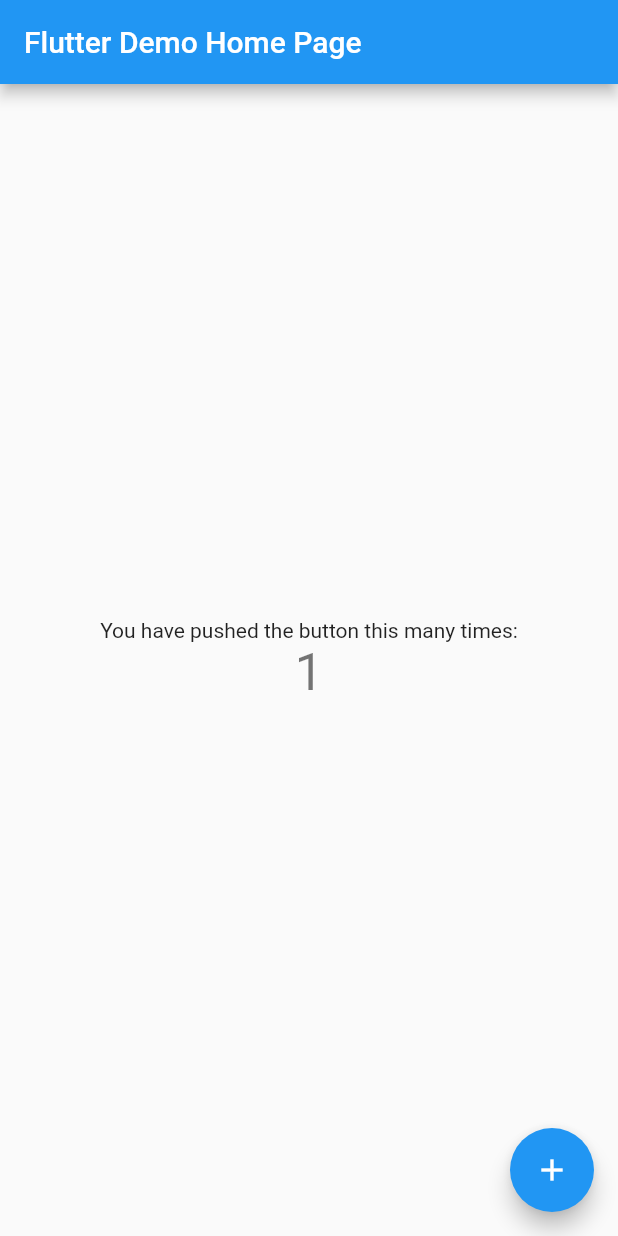
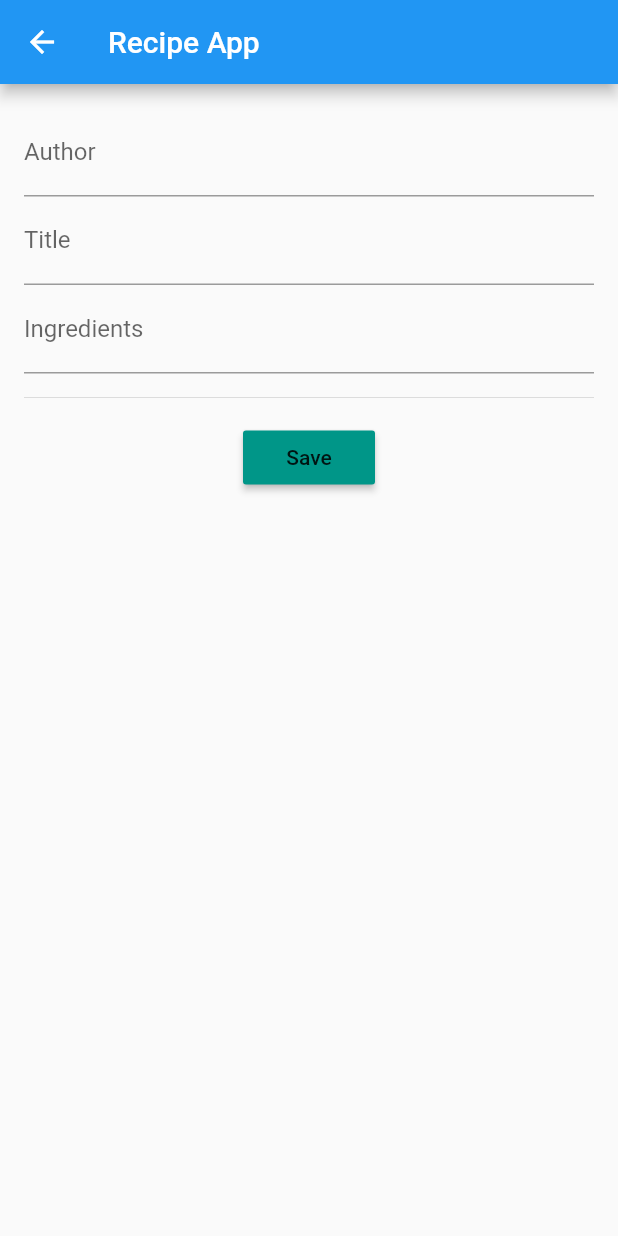
Before and after one commit to hngi/Team_Titans_MobileDev, a Flutter app: the screen it shows after launch, after a tap on the "add" icon, on a phone screen of 412 x 824 dp. Run offline on Flutter 3.47's test engine with Material 2 defaults, Android fonts, the phone set to English and light mode, and no system bars.

Commit message:
Added blue print

```diff
--- a/lib/main.dart
+++ b/lib/main.dart
@@ -1,4 +1,9 @@
 import 'package:flutter/material.dart';
+import './pages/create_edit_recipe.dart';
+import './pages/list_recipe.dart';
+import 'package:provider/provider.dart';
+import './pages/view_recipe.dart';
+import './provider/recipes.dart';
 
 void main() {
   runApp(MyApp());
@@ -8,110 +13,21 @@ class MyApp extends StatelessWidget {
   // This widget is the root of your application.
   @override
   Widget build(BuildContext context) {
-    return MaterialApp(
-      title: 'Flutter Demo',
-      theme: ThemeData(
-        // This is the theme of your application.
-        //
-        // Try running your application with "flutter run". You'll see the
-        // application has a blue toolbar. Then, without quitting the app, try
-        // changing the primarySwatch below to Colors.green and then invoke
-        // "hot reload" (press "r" in the console where you ran "flutter run",
-        // or simply save your changes to "hot reload" in a Flutter IDE).
-        // Notice that the counter didn't reset back to zero; the application
-        // is not restarted.
-        primarySwatch: Colors.blue,
-        // This makes the visual density adapt to the platform that you run
-        // the app on. For desktop platforms, the controls will be smaller and
-        // closer together (more dense) than on mobile platforms.
-        visualDensity: VisualDensity.adaptivePlatformDensity,
+    return ChangeNotifierProvider(
+      builder: (ctx) => Recipes(),
+      child: MaterialApp(
+        title: 'Flutter Demo',
+        theme: ThemeData(
+          primarySwatch: Colors.blue,
+          visualDensity: VisualDensity.adaptivePlatformDensity,
+        ),
+        initialRoute: '/',
+        routes: {
+          '/': (ctx) => ListRecipe(),
+          CreateEditRecipe.routeName: (ctx) => CreateEditRecipe(),
+          ViewRecipe.routeName: (ctx) => ViewRecipe(),
+        },
       ),
-      home: MyHomePage(title: 'Flutter Demo Home Page'),
     );
   }
 }
-
-class MyHomePage extends StatefulWidget {
-  MyHomePage({Key key, this.title}) : super(key: key);
-
-  // This widget is the home page of your application. It is stateful, meaning
-  // that it has a State object (defined below) that contains fields that affect
-  // how it looks.
-
-  // This class is the configuration for the state. It holds the values (in this
-  // case the title) provided by the parent (in this case the App widget) and
-  // used by the build method of the State. Fields in a Widget subclass are
-  // always marked "final".
-
-  final String title;
-
-  @override
-  _MyHomePageState createState() => _MyHomePageState();
-}
-
-class _MyHomePageState extends State<MyHomePage> {
-  int _counter = 0;
-
-  void _incrementCounter() {
-    setState(() {
-      // This call to setState tells the Flutter framework that something has
-      // changed in this State, which causes it to rerun the build method below
-      // so that the display can reflect the updated values. If we changed
-      // _counter without calling setState(), then the build method would not be
-      // called again, and so nothing would appear to happen.
-      _counter++;
-    });
-  }
-
-  @override
-  Widget build(BuildContext context) {
-    // This method is rerun every time setState is called, for instance as done
-    // by the _incrementCounter method above.
-    //
-    // The Flutter framework has been optimized to make rerunning build methods
-    // fast, so that you can just rebuild anything that needs updating rather
-    // than having to individually change instances of widgets.
-    return Scaffold(
-      appBar: AppBar(
-        // Here we take the value from the MyHomePage object that was created by
-        // the App.build method, and use it to set our appbar title.
-        title: Text(widget.title),
-      ),
-      body: Center(
-        // Center is a layout widget. It takes a single child and positions it
-        // in the middle of the parent.
-        child: Column(
-          // Column is also a layout widget. It takes a list of children and
-          // arranges them vertically. By default, it sizes itself to fit its
-          // children horizontally, and tries to be as tall as its parent.
-          //
-          // Invoke "debug painting" (press "p" in the console, choose the
-          // "Toggle Debug Paint" action from the Flutter Inspector in Android
-          // Studio, or the "Toggle Debug Paint" command in Visual Studio Code)
-          // to see the wireframe for each widget.
-          //
-          // Column has various properties to control how it sizes itself and
-          // how it positions its children. Here we use mainAxisAlignment to
-          // center the children vertically; the main axis here is the vertical
-          // axis because Columns are vertical (the cross axis would be
-          // horizontal).
-          mainAxisAlignment: MainAxisAlignment.center,
-          children: <Widget>[
-            Text(
-              'You have pushed the button this many times:',
-            ),
-            Text(
-              '$_counter',
-              style: Theme.of(context).textTheme.headline4,
-            ),
-          ],
-        ),
-      ),
-      floatingActionButton: FloatingActionButton(
-        onPressed: _incrementCounter,
-        tooltip: 'Increment',
-        child: Icon(Icons.add),
-      ), // This trailing comma makes auto-formatting nicer for build methods.
-    );
-  }
-}
--- /dev/null
+++ b/lib/pages/create_edit_recipe.dart
@@ -0,0 +1,151 @@
+import 'package:flutter/material.dart';
+import 'package:provider/provider.dart';
+import '../provider/recipe.dart';
+import '../provider/recipes.dart';
+
+class CreateEditRecipe extends StatefulWidget {
+  static const routeName = "edit-recipe";
+  @override
+  _CreateEditRecipeState createState() => _CreateEditRecipeState();
+}
+
+class _CreateEditRecipeState extends State<CreateEditRecipe> {
+  //set Global form key
+  final GlobalKey<FormState> _formStatekey = GlobalKey<FormState>();
+
+
+  var _editedRecipe = Recipe(id: null, title: '', ingredients: '', author: '');
+  var _isInit = true;
+
+  //wE USE INITIAL VALUES BECAUSE OUR FORM ALSO EDITS PRODUCTS
+  var _initValues = {
+    'title': '',
+    'author': '',
+    'ingredients': '',
+  };
+
+//THis function validates input to ensure they are not empty
+  String _validateItemRequired(String value) {
+    return value.isEmpty ? 'Item Required' : null;
+  }
+
+
+  @override
+  void didChangeDependencies() {
+    if (_isInit) {
+      final recipeID = ModalRoute.of(context).settings.arguments as String;
+      if (recipeID != null) {
+        _editedRecipe = Provider.of<Recipes>(context).findById(recipeID);
+        //SETS INITIAL VALUES OF FORMM FIELDS IF IT EHAS AN ID
+        _initValues = {
+          'title': _editedRecipe.title,
+          'author': _editedRecipe.author,
+          'body': _editedRecipe.ingredients,
+        };
+      }
+    }
+    _isInit = false;
+    super.didChangeDependencies();
+  }
+
+
+  void _submitOrder() {
+    /*
+    This function performs the action of create and editing recipes. Do no make changes
+    unloess you are giuven permission
+     */
+    if (_formStatekey.currentState.validate()) {
+      _formStatekey.currentState.save();
+      if(_editedRecipe.id != null){
+        //if recipes has an id use the updaterecipe method otherwise create a new recipe
+        Provider.of<Recipes>(context, listen: false).updateRecipe(_editedRecipe.id, _editedRecipe);
+        Navigator.of(context).pop();
+      }else{
+        Provider.of<Recipes>(context, listen: false).addRecipe(_editedRecipe);
+        Navigator.of(context).pop();
+      }
+    }
+  }
+  @override
+  Widget build(BuildContext context) {
+    return Scaffold(
+      appBar: AppBar(
+        title: Text('Recipe App'),
+      ),
+      body: SafeArea(
+        child: Column(
+          children: <Widget>[
+            Form(
+              key: _formStatekey,
+              autovalidate: false,
+              /* If true, form fields will validate and update their
+              error text immediately after every change.
+               Otherwise, you must call [FormState.validate] to validate. */
+              child: Padding(
+                padding: EdgeInsets.all(16.0),
+                child: Column(children: <Widget>[
+                  TextFormField(
+                    /*
+                      If you lack understanding of this section read on the form widet
+                     */
+                    decoration: InputDecoration(
+                      hintText: 'Express Chef',
+                      labelText: 'Author',
+                    ),
+                    initialValue: _initValues['author'],
+                    //Initial value acts like a Text Controllerr but you can't use both
+                    validator: (value) => _validateItemRequired(value),
+                    onSaved: (value) => _editedRecipe = Recipe(
+                        id: _editedRecipe.id,
+                        title: _editedRecipe.title,
+                        ingredients: _editedRecipe.ingredients,
+                        author: value,
+                          ),
+                  ),
+                  TextFormField(
+                    decoration: InputDecoration(
+                      hintText: 'Oat Soup',
+                      labelText: 'Title',
+                    ),
+                     initialValue: _initValues['title'],
+                    validator: (value) => _validateItemRequired(value),
+                    onSaved: (value) => _editedRecipe = Recipe(
+                        id: _editedRecipe.id,
+                        title: value,
+                        ingredients: _editedRecipe.ingredients,
+                        author: _editedRecipe.author,
+                        ),
+                  ),
+                  TextFormField(
+                    decoration: InputDecoration(
+                      hintText: 'I add Tomatos',
+                      labelText: 'Ingredients',
+                    ),
+                     initialValue: _initValues['body'],
+                    validator: (value) => _validateItemRequired(value),
+                    onSaved: (value) => _editedRecipe = Recipe(
+                        id: _editedRecipe.id,
+                        title: _editedRecipe.title,
+                        ingredients: value,
+                        author: _editedRecipe.author,
+                        ),
+                  ),
+                  Divider(
+                    height: 32.0,
+                  ),
+                  RaisedButton(
+                    child: Text('Save'),
+                    color: Colors.teal,
+                    onPressed: () {
+                      _submitOrder();
+                    }
+                  )
+                ]),
+              ),
+            ),
+          ],
+        ),
+      ),
+    );
+  }
+}
--- /dev/null
+++ b/lib/pages/list_recipe.dart
@@ -0,0 +1,74 @@
+import 'package:flutter/material.dart';
+import '../widget/list_items.dart';
+import 'create_edit_recipe.dart';
+
+/*
+enum FilterOptions {
+  Favorites,
+  All
+}
+*/
+
+
+
+class ListRecipe extends StatefulWidget {
+  @override
+  _ListRecipeState createState() => _ListRecipeState();
+}
+
+class _ListRecipeState extends State<ListRecipe> {
+  //var _showOnlyFavorites = false;
+  @override
+  Widget build(BuildContext context) {
+    return Scaffold(
+      appBar:  AppBar(
+        title: Text('Recipe App'),
+        backgroundColor: Colors.blue,
+        leading: Icon(
+          Icons.note
+        ),
+        centerTitle: true,
+        /*
+        This code will be used later
+        actions: <Widget>[
+          PopupMenuButton(
+            icon: Icon(Icons.more_vert),
+            onSelected: (FilterOptions selectedValue) {
+              setState(() {
+              if(selectedValue == FilterOptions.Favorites){
+                _showOnlyFavorites = true;
+              }else{
+                _showOnlyFavorites = false;
+              }
+              });
+            },
+            itemBuilder: (_) => [
+              PopupMenuItem(
+                child: Text('Only Favorites'),
+                value: FilterOptions.Favorites,
+              ),
+               PopupMenuItem(
+                child: Text('Show All'),
+                value: FilterOptions.All,
+              ),
+            ]
+            )
+        ],*/
+
+      ),
+      body: ListItems(),
+      floatingActionButton: FloatingActionButton(
+        child: IconButton(
+        onPressed: (){
+          Navigator.of(context).pushNamed(CreateEditRecipe.routeName);
+        },
+          icon: Icon(
+            Icons.add,
+            color: Colors.white,
+          ),
+          ),
+        backgroundColor: Colors.blue[900],
+        ),
+    );
+  }
+}
--- /dev/null
+++ b/lib/pages/view_recipe.dart
@@ -0,0 +1,32 @@
+
+import 'package:flutter/material.dart';
+import 'package:provider/provider.dart';
+import '../provider/recipes.dart';
+
+
+class ViewRecipe extends StatelessWidget {
+  static const routeName = "view-recipe";
+
+  @override
+  Widget build(BuildContext context) {
+    final itemId = ModalRoute.of(context).settings.arguments as String;
+    final loadedItem = Provider.of<Recipes>(context,listen: false).findById(itemId);
+    return Scaffold(
+      appBar: AppBar(
+        title: Text('Recipe App'),
+      ),
+      body: Center(
+        child: Column(
+          mainAxisAlignment: MainAxisAlignment.spaceAround,
+        children: <Widget>[
+            Text('Ttitle: ${loadedItem.title}'),
+            Text('Author: ${loadedItem.author}'),
+            Text('Ingredients: ${loadedItem.ingredients}'),
+
+        ],)
+
+
+      ),
+    );
+  }
+}
--- /dev/null
+++ b/lib/provider/recipe.dart
@@ -0,0 +1,25 @@
+import 'package:flutter/foundation.dart';
+
+//Recipe Class
+class Recipe with ChangeNotifier{
+  String id;
+  String title;
+  String ingredients;
+  String author;
+
+  //Recipe Constructor+
+  Recipe({
+    @required this.id,
+    @required this.title,
+    @required this.ingredients,
+    @required this.author,
+  });
+
+/*
+  Do not touch this block of code !!!!
+  void toggleFavoriteStatus(){
+    isFavorite = !isFavorite;
+    notifyListeners();
+  }
+*/
+}
--- /dev/null
+++ b/lib/provider/recipes.dart
@@ -0,0 +1,66 @@
+import 'package:flutter/material.dart';
+import 'package:provider/provider.dart';
+import 'recipe.dart';
+
+class Recipes with ChangeNotifier {
+
+  //This list stoes all recipes
+  List<Recipe> _items = [
+    Recipe(
+      id:'1',
+      author: 'daliseiy',
+      title: 'Fall of Avhillies',
+      ingredients: "oiffwee",
+      ),
+      Recipe(
+      id:'2',
+      author: 'daliseiy',
+      title: 'Agewons cinquwsr',
+      ingredients: "oiffwee",
+      )
+  ];
+
+  //var _showFavoritesOnly = false;
+
+  List<Recipe> get items {
+    return [..._items];
+
+  }
+
+/*
+  List<Recipe> get favoriteRecipe {
+    return _items.where((Recipe) => Recipe.isFavorite).toList( );
+
+  }
+  */
+
+  Recipe findById(String id){
+    /*
+      Returns recipe  object in ny it's id
+     */
+    return _items.firstWhere((recipe) => recipe.id == id);
+  }
+
+  void addRecipe(Recipe recipe) {
+    /*
+    Adds a new recipe to the list of Recipes
+     */
+    final newRecipe = Recipe(id: DateTime.now().toString(),title: recipe.title,author: recipe.author,ingredients: recipe.ingredients);
+    _items.add(newRecipe);
+    notifyListeners();
+  }
+
+  void updateRecipe(String id, Recipe editedRecipe){
+    //Recipes a re updates based on their index in the list
+    final recipeIndex = _items.indexWhere((recipe) => recipe.id==id);
+      _items[recipeIndex] = editedRecipe;
+    //Notift listners send an update to the entire application when changes are made
+    notifyListeners();
+  }
+
+  void deleteRecipe(String id){
+    //Remove recipe from list of Recipes
+    _items.removeWhere((recipe) => recipe.id==id);
+    notifyListeners();
+  }
+}
--- /dev/null
+++ b/lib/widget/list_items.dart
@@ -0,0 +1,25 @@
+import 'package:flutter/material.dart';
+import 'package:provider/provider.dart';
+import '../provider/recipes.dart';
+
+import 'recipe_list.dart';
+
+class ListItems extends StatelessWidget {
+  @override
+  Widget build(BuildContext context) {
+    final recipeData = Provider.of<Recipes>(context);
+    final recipes = recipeData.items;
+    return ListView.builder(
+      itemCount: recipes.length,
+      itemBuilder: (ctx, i) => ChangeNotifierProvider(
+        builder: (c) => recipes[i],
+        child: RecipeItem(
+          recipes[i].id,
+          recipes[i].title,
+          recipes[i].author,
+          recipes[i].ingredients,
+        )
+      ),
+    );
+  }
+}
--- /dev/null
+++ b/lib/widget/recipe_list.dart
@@ -0,0 +1,59 @@
+import 'package:flutter/material.dart';
+import 'package:provider/provider.dart';
+import '../pages/create_edit_recipe.dart';
+import '../pages/view_recipe.dart';
+import '../provider/recipe.dart';
+import '../provider/recipes.dart';
+
+class RecipeItem extends StatelessWidget {
+ final String id;
+ final String title;
+ final String author;
+ final String  ingredients;
+
+ RecipeItem(this.id,this.title,this.author,this.ingredients);
+  @override
+  Widget build(BuildContext context) {
+    final recipe = Provider.of<Recipe>(context);
+    return InkWell(
+        child: Container(
+            child: Card(
+              child: Padding(
+                padding: EdgeInsets.all(16),
+                child: Row(
+                  mainAxisAlignment: MainAxisAlignment.spaceAround,
+                  children: <Widget>[
+                    Icon(Icons.fastfood),
+                    Column(
+                      children: <Widget>[
+                        Text('$title'),
+                      ],
+                    ),
+                    /*
+                        IconButton(
+                  icon: Icon(
+                      note.isFavorite ? Icons.favorite : Icons.favorite_border),
+                  onPressed: () => note.toggleFavoriteStatus(),
+                ),
+                */
+                    IconButton(
+                      icon: Icon(Icons.edit),
+                      onPressed: () => Navigator.pushNamed(
+                          context, CreateEditRecipe.routeName,
+                          arguments: recipe.id),
+                    ),
+                    IconButton(
+                        icon: Icon(Icons.delete),
+                        onPressed: () {
+                          Provider.of<Recipes>(context, listen: false)
+                              .deleteRecipe(recipe.id);
+                        })
+                  ],
+                ),
+              ),
+            ),
+          ),
+          onTap: () => Navigator.of(context).pushNamed(ViewRecipe.routeName, arguments: recipe.id),
+        );
+  }
+}
--- a/pubspec.yaml
+++ b/pubspec.yaml
@@ -28,6 +28,8 @@ dependencies:
   # The following adds the Cupertino Icons font to your application.
   # Use with the CupertinoIcons class for iOS style icons.
   cupertino_icons: ^0.1.3
+  provider: ^3.0.0
+  http: ^0.12.1
 
 dev_dependencies:
   flutter_test:
```
Also changed, not shown: pubspec.lock.
